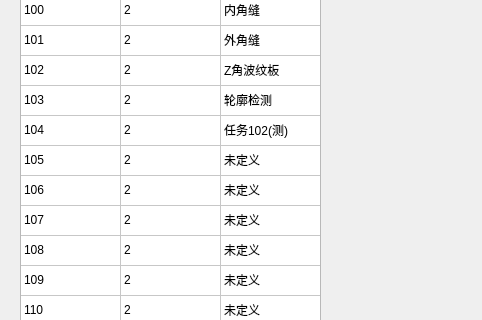
Qt form showtasknumdlg.ui (qubo188612/qtmysunny) before a commit; both pictures show x 0 to 482 and y 117 to 437 of the 929 by 738 pixel window.
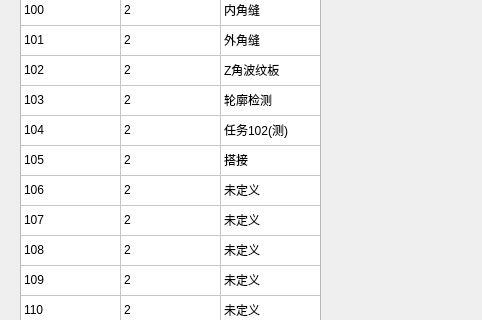
The same form after that commit.

Patch:
```diff
--- a/showtasknumdlg.ui
+++ b/showtasknumdlg.ui
@@ -215,7 +215,7 @@
    </item>
    <item row="6" column="2">
     <property name="text">
-     <string>未定义</string>
+     <string>搭接</string>
     </property>
    </item>
    <item row="7" column="0">
```
